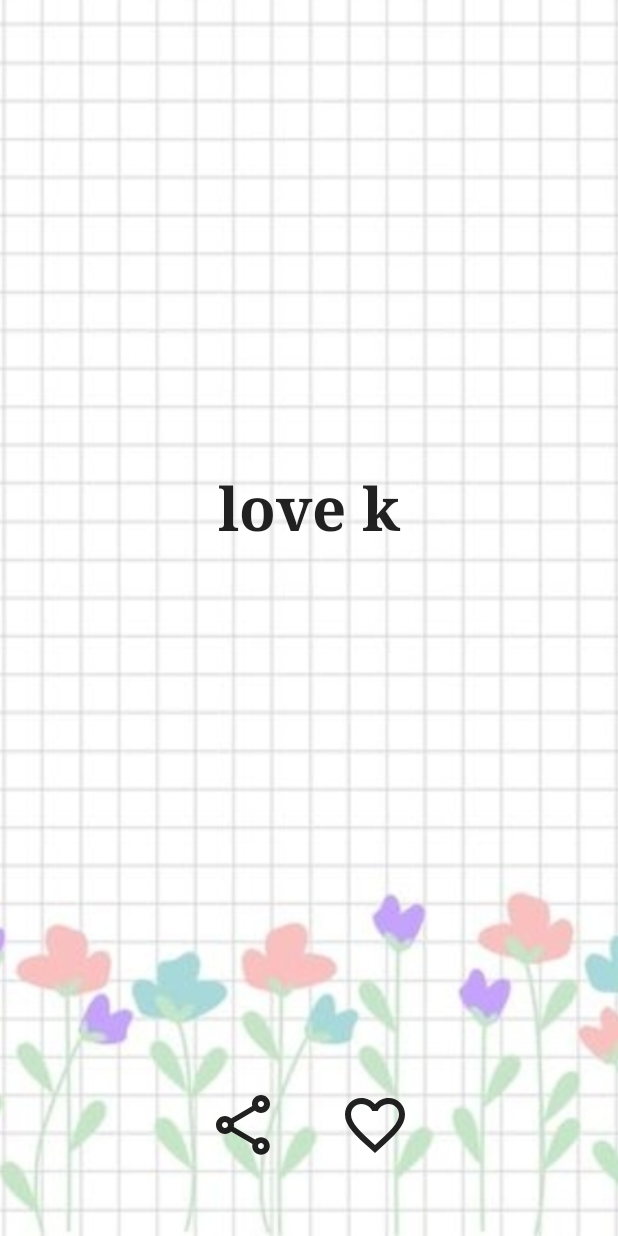
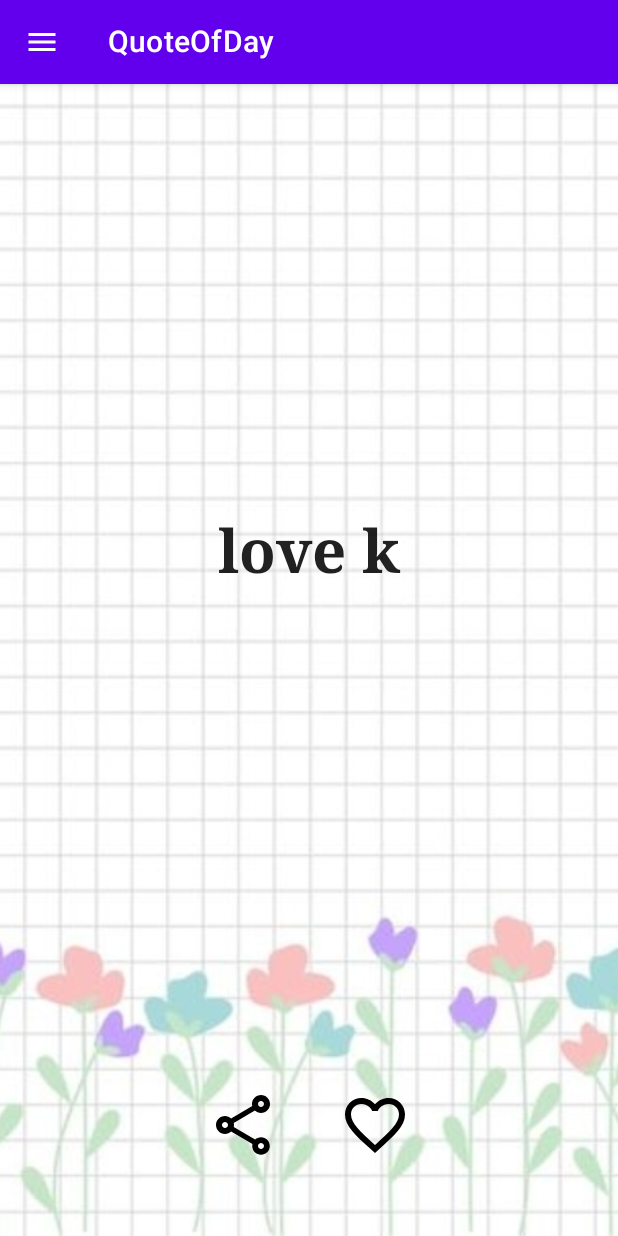
Before and after one commit to Ftm-amani/quote-of-day, an Android app built with Jetpack Compose: the QuoteScreen screen opened through its navigation route, on a phone screen of 412 x 824 dp. Run offline under Robolectric (Android 15) with nearby library versions, the phone set to English and light mode, and no system bars; our stand-ins replace Dagger/Hilt's generated code, Room's generated code.

Commit message:
navigation drawer & ProfileScreen added

```diff
--- a/app/src/main/java/com/example/quoteofday/ui/QuotesType.kt
+++ b/app/src/main/java/com/example/quoteofday/data/QuotesType.kt
@@ -1,4 +1,4 @@
-package com.example.quoteofday.ui
+package com.example.quoteofday.data
 
 enum class QuotesType {
         MENTAL_HEALTH,
--- a/app/src/main/java/com/example/quoteofday/data/local/ListOfQuotes.kt
+++ b/app/src/main/java/com/example/quoteofday/data/local/ListOfQuotes.kt
@@ -1,7 +1,7 @@
 package com.example.quoteofday.data.local
 
 import com.example.quoteofday.data.models.Quotes
-import com.example.quoteofday.ui.QuotesType
+import com.example.quoteofday.data.QuotesType
 
 object ListOfQuotes {
     var allQuotes = listOf(
--- /dev/null
+++ b/app/src/main/java/com/example/quoteofday/data/models/MenuItem.kt
@@ -0,0 +1,10 @@
+package com.example.quoteofday.data.models
+
+import androidx.compose.ui.graphics.vector.ImageVector
+
+data class MenuItem(
+    val id: String,
+    val title: String,
+    val contentDescription: String,
+    val icon: ImageVector
+)
--- a/app/src/main/java/com/example/quoteofday/data/models/Quotes.kt
+++ b/app/src/main/java/com/example/quoteofday/data/models/Quotes.kt
@@ -4,7 +4,7 @@ import android.os.Parcelable
 import androidx.room.ColumnInfo
 import androidx.room.Entity
 import androidx.room.PrimaryKey
-import com.example.quoteofday.ui.QuotesType
+import com.example.quoteofday.data.QuotesType
 import kotlinx.parcelize.Parcelize
 
 @Entity(tableName = "quotes_table")
--- a/app/src/main/java/com/example/quoteofday/navigation/AppNavigation.kt
+++ b/app/src/main/java/com/example/quoteofday/navigation/AppNavigation.kt
@@ -3,13 +3,13 @@ package com.example.quoteofday.navigation
 import androidx.compose.runtime.Composable
 import androidx.compose.ui.ExperimentalComposeUiApi
 import androidx.hilt.navigation.compose.hiltViewModel
-import androidx.lifecycle.viewmodel.compose.viewModel
 import androidx.navigation.compose.NavHost
 import androidx.navigation.compose.composable
 import androidx.navigation.compose.rememberNavController
-import com.example.quoteofday.ui.DialogScreen
+import com.example.quoteofday.ui.dialog.DialogScreen
 import com.example.quoteofday.ui.MainViewModel
-import com.example.quoteofday.ui.QuoteScreen
+import com.example.quoteofday.ui.home.QuoteScreen
+import com.example.quoteofday.ui.profilescreen.ProfileScreen
 
 @ExperimentalComposeUiApi
 @Composable
@@ -32,6 +32,9 @@ fun AppNavigation() {
 				viewModel = mainViewModel
 			)
 		}
+		composable(AppScreens.ProfileScreen.name) {
+			ProfileScreen()
+		}
 	}
 
 }
--- a/app/src/main/java/com/example/quoteofday/navigation/AppScreens.kt
+++ b/app/src/main/java/com/example/quoteofday/navigation/AppScreens.kt
@@ -4,13 +4,15 @@ import java.lang.IllegalArgumentException
 
 enum class AppScreens {
 	DialogScreen,
-	HomeScreen;
+	HomeScreen,
+	ProfileScreen;
 
 	companion object {
 		fun fromRoute(route: String?): AppScreens
 		= when (route?.substringBefore("/")) {
 			HomeScreen.name -> HomeScreen
 			DialogScreen.name -> DialogScreen
+			ProfileScreen.name -> ProfileScreen
 			null -> HomeScreen
 			else -> throw IllegalArgumentException("Route $route is not recognized")
 		}
--- /dev/null
+++ b/app/src/main/java/com/example/quoteofday/ui/home/Drawer.kt
@@ -0,0 +1,88 @@
+package com.example.quoteofday.ui.home
+
+import androidx.compose.foundation.clickable
+import androidx.compose.foundation.layout.Spacer
+import androidx.compose.foundation.layout.padding
+import androidx.compose.material.MaterialTheme
+import androidx.compose.material.Text
+import androidx.compose.material.icons.Icons
+import androidx.compose.runtime.Composable
+import androidx.compose.ui.Alignment
+import androidx.compose.ui.Modifier
+import androidx.compose.ui.unit.dp
+import com.example.quoteofday.R
+import androidx.compose.material.*
+import androidx.compose.material.icons.filled.Menu
+import androidx.compose.ui.res.stringResource
+import androidx.compose.foundation.layout.*
+import androidx.compose.foundation.lazy.LazyColumn
+import androidx.compose.foundation.lazy.items
+import androidx.compose.material.Icon
+import androidx.compose.ui.text.TextStyle
+import androidx.compose.ui.unit.sp
+import com.example.quoteofday.data.models.MenuItem
+
+@Composable
+fun AppBar(
+    onNavigationIconClick: () -> Unit
+) {
+    TopAppBar(
+        title = {
+            Text(text = stringResource(id = R.string.app_name))
+        },
+        backgroundColor = MaterialTheme.colors.primary,
+        contentColor = MaterialTheme.colors.onPrimary,
+        navigationIcon = {
+            IconButton(onClick = onNavigationIconClick) {
+                Icon(
+                    imageVector = Icons.Default.Menu,
+                    contentDescription = "Toggle drawer"
+                )
+            }
+        }
+    )
+}
+
+@Composable
+fun DrawerHeader() {
+    Box(
+        modifier = Modifier
+            .fillMaxWidth()
+            .padding(vertical = 64.dp),
+        contentAlignment = Alignment.Center
+    ) {
+        Text(text = "Header", fontSize = 60.sp)
+    }
+}
+
+@Composable
+fun DrawerBody(
+    items: List<MenuItem>,
+    modifier: Modifier = Modifier,
+    itemTextStyle: TextStyle = TextStyle(fontSize = 18.sp),
+    onItemClick: (MenuItem) -> Unit
+) {
+    LazyColumn(modifier) {
+        items(items) { item ->
+            Row(
+                modifier = Modifier
+                    .fillMaxWidth()
+                    .clickable {
+                        onItemClick(item)
+                    }
+                    .padding(16.dp)
+            ) {
+                Icon(
+                    imageVector = item.icon,
+                    contentDescription = item.contentDescription
+                )
+                Spacer(modifier = Modifier.width(16.dp))
+                Text(
+                    text = item.title,
+                    style = itemTextStyle,
+                    modifier = Modifier.weight(1f)
+                )
+            }
+        }
+    }
+}
--- a/app/src/main/java/com/example/quoteofday/ui/HomeScreen.kt
+++ b/app/src/main/java/com/example/quoteofday/ui/home/HomeScreen.kt
@@ -1,4 +1,4 @@
-package com.example.quoteofday.ui
+package com.example.quoteofday.ui.home
 
 import android.annotation.SuppressLint
 import androidx.compose.foundation.ExperimentalFoundationApi
@@ -24,10 +24,14 @@ import androidx.compose.foundation.pager.PagerState
 import androidx.compose.ui.unit.sp
 import androidx.compose.foundation.pager.VerticalPager
 import androidx.compose.foundation.pager.rememberPagerState
-import androidx.compose.material.Icon
+import androidx.compose.material.Scaffold
 import androidx.compose.material.icons.Icons
+import androidx.compose.material.icons.filled.*
 import androidx.compose.material.icons.outlined.FavoriteBorder
 import androidx.compose.material.icons.outlined.Share
+import androidx.compose.material.rememberScaffoldState
+import androidx.compose.material3.Icon
+import androidx.compose.runtime.rememberCoroutineScope
 import androidx.compose.ui.graphics.graphicsLayer
 import androidx.compose.ui.graphics.painter.Painter
 import androidx.compose.ui.layout.ContentScale
@@ -36,10 +40,14 @@ import androidx.compose.ui.text.font.FontFamily
 import androidx.compose.ui.text.font.FontWeight
 import androidx.compose.ui.text.style.TextAlign
 import com.example.quoteofday.R
+import com.example.quoteofday.data.models.MenuItem
+import com.example.quoteofday.navigation.AppScreens
+import com.example.quoteofday.ui.MainViewModel
 import com.google.android.material.animation.AnimationUtils.lerp
+import kotlinx.coroutines.launch
 import kotlin.math.absoluteValue
 
-@SuppressLint("RestrictedApi")
+@SuppressLint("RestrictedApi", "UnusedMaterialScaffoldPaddingParameter")
 @OptIn(ExperimentalFoundationApi::class)
 @Composable
 fun QuoteScreen(navController: NavController, viewModel: MainViewModel) {
@@ -51,6 +59,60 @@ fun QuoteScreen(navController: NavController, viewModel: MainViewModel) {
         // provide pageCount
         quotes.size
     }
+
+    val scaffoldState = rememberScaffoldState()
+    val scope = rememberCoroutineScope()
+
+    val screens = listOf(
+        AppScreens.ProfileScreen,
+        AppScreens.HomeScreen,
+    )
+
+    Scaffold(
+        scaffoldState = scaffoldState,
+        topBar = {
+            AppBar(
+                onNavigationIconClick = {
+                    scope.launch {
+                        scaffoldState.drawerState.open()
+                    }
+                }
+            )
+        },
+        drawerGesturesEnabled = scaffoldState.drawerState.isOpen,
+        drawerContent = {
+            DrawerHeader()
+            DrawerBody(
+                items = listOf(
+                    MenuItem(
+                        id = "home",
+                        title = "Home",
+                        contentDescription = "Go to home screen",
+                        icon = Icons.Default.Home,
+                    ),
+                    MenuItem(
+                        id = "profile",
+                        title = "profile",
+                        contentDescription = "Go to profile screen",
+                        icon = Icons.Default.Face
+                    ),
+                    MenuItem(
+                        id = "help",
+                        title = "Help",
+                        contentDescription = "Get help",
+                        icon = Icons.Default.Info
+                    ),
+                ),
+                onItemClick = {
+                    screens.forEach { screen ->
+                        if (screen.name.lowercase().contains(it.title)) {
+                            navController.navigate(screen.name)
+                        }
+                    }
+                }
+            )
+        }
+    ) {
 
         Surface(
             modifier = Modifier
@@ -67,7 +129,8 @@ fun QuoteScreen(navController: NavController, viewModel: MainViewModel) {
                         modifier = Modifier
                             .pagerGateTransition(
                                 page = page,
-                            pagerState = pagerState)
+                                pagerState = pagerState
+                            )
                     )
                 }
             } else {
@@ -75,10 +138,13 @@ fun QuoteScreen(navController: NavController, viewModel: MainViewModel) {
             }
         }
     }
+}
 
 @Composable
-fun QuoteItem(quote: Quotes,
-modifier: Modifier) {
+fun QuoteItem(
+    quote: Quotes,
+    modifier: Modifier
+) {
     val backgroundImage: Painter = painterResource(R.drawable.back)
 
     Box(modifier.fillMaxWidth()) {
```
Also changed, not shown: app/src/main/java/com/example/quoteofday/ui/dialog/DialogScreen.kt (renamed from app/src/main/java/com/example/quoteofday/ui/DialogScreen.kt, +2 -10 lines), app/src/main/java/com/example/quoteofday/ui/profilescreen/ProfileScreeen.kt (added, +76 -0 lines). Lines whose indentation alone changed are shown as unchanged.
